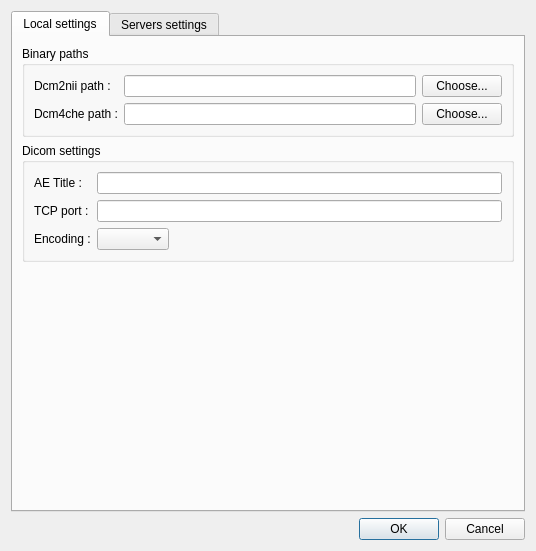
Above: Code/qtdcmpreferencesdialog.ui from qtdcm/qtdcm before the change. Below: the same form after it.
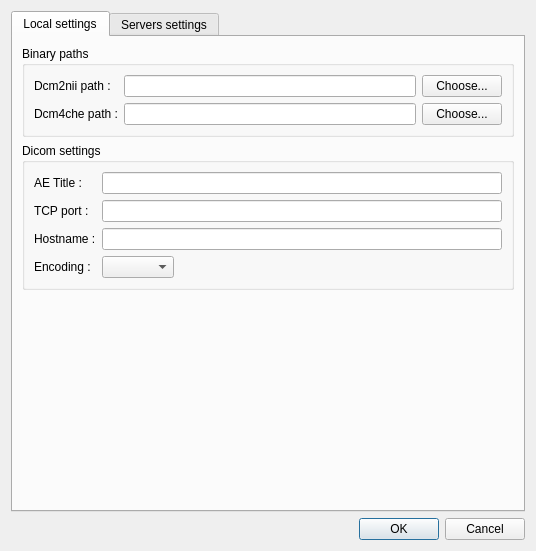
That is the form after the change.

Commit message: QtDcm : Fix problem when building PACS query command. Add option for configuring the hostname parameter in the widget parameters.

```diff
--- a/Code/qtdcmpreferencesdialog.ui
+++ b/Code/qtdcmpreferencesdialog.ui
@@ -128,6 +128,13 @@
                 </property>
                </widget>
               </item>
+              <item>
+               <widget class="QLabel" name="label_10">
+                <property name="text">
+                 <string>Hostname :</string>
+                </property>
+               </widget>
+              </item>
               <item>
                <widget class="QLabel" name="label_3">
                 <property name="text">
@@ -145,6 +152,9 @@
               <item>
                <widget class="QLineEdit" name="localPortEdit"/>
               </item>
+              <item>
+               <widget class="QLineEdit" name="localHostnameEdit"/>
+              </item>
               <item>
                <layout class="QHBoxLayout" name="horizontalLayout">
                 <item>
```
The commit also changes 12 other files.
